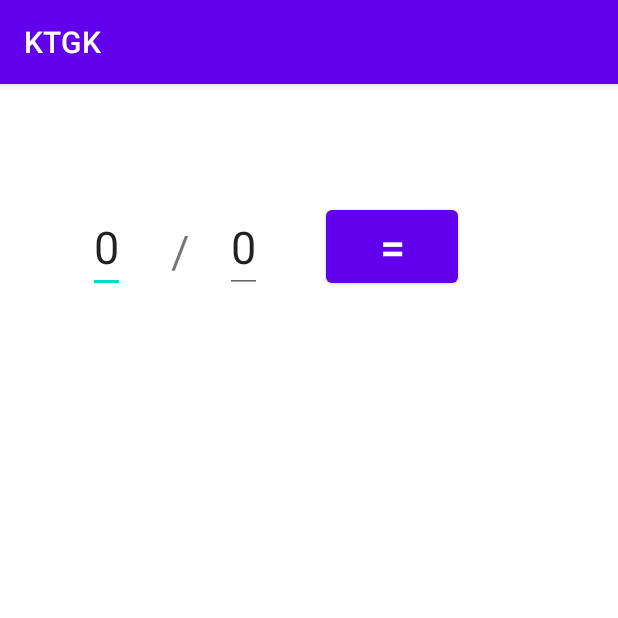
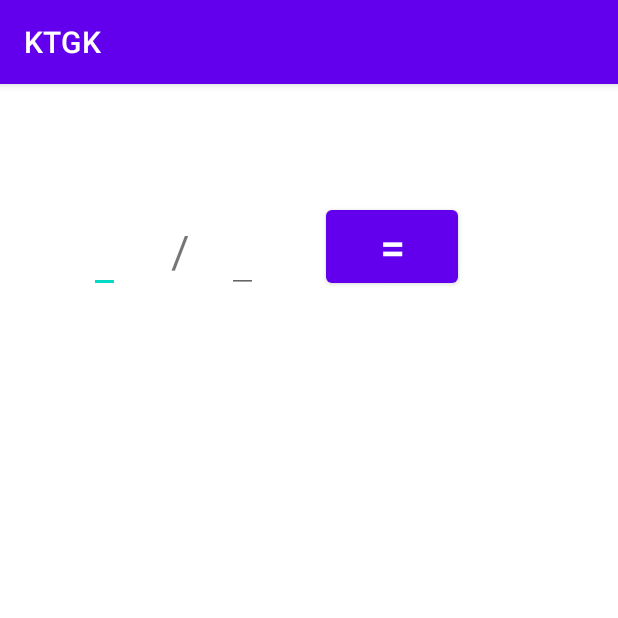
Before and after one commit to ntpt/CNDD, an Android app: the screen it shows after launch (MainActivity), on a phone screen of 412 x 824 dp, the top half of it. Run offline under Robolectric (Android 15) with nearby library versions, the phone set to English and light mode, and no system bars.

Commit message:
toast ktgk

```diff
--- a/KTGK/app/src/main/java/com/example/ktgk/MainActivity.java
+++ b/KTGK/app/src/main/java/com/example/ktgk/MainActivity.java
@@ -23,8 +23,8 @@ public class MainActivity extends AppCompatActivity {
     private Button equal;
 
     private ListView result;
-    private ArrayList<Float> arrayList;
-    private ArrayAdapter<Float> arrayAdapter;
+    private ArrayList<String> arrayList;
+    private ArrayAdapter<String> arrayAdapter;
 
 
     @Override
@@ -34,7 +34,7 @@ public class MainActivity extends AppCompatActivity {
         number1 = (EditText) findViewById(R.id.et_num1);
         number2 = (EditText) findViewById(R.id.et_num2);
         equal = (Button) findViewById(R.id.btn_equal);
-        arrayList = new ArrayList<Float>();
+        arrayList = new ArrayList<String>();
         result = (ListView) findViewById((R.id.lvAnswer));
         arrayAdapter = new ArrayAdapter<>(this, android.R.layout.simple_list_item_1, arrayList);
         result.setAdapter(arrayAdapter);
@@ -42,19 +42,39 @@ public class MainActivity extends AppCompatActivity {
         equal.setOnClickListener(new View.OnClickListener() {
             @Override
             public void onClick(View view) {
-                float num1 = Float.parseFloat(number1.getText().toString());
-                float num2 = Float.parseFloat(number2.getText().toString());
+//                Toast toast = new Toast(getApplicationContext());
+//                try{
+//
+//                    float num1 = Float.parseFloat(number1.getText().toString());
+//                    float num2 = Float.parseFloat(number2.getText().toString());
+//                    float div = num1/num2;
+//                    arrayList.add(div);
+//                    arrayAdapter.notifyDataSetChanged();
+//                }
+//                catch (RuntimeException e){
+//                    toast.makeText(getBaseContext(), "Input field is empty", toast.LENGTH_SHORT).show();
+//                }
+
+
+
+
                 Toast toast = new Toast(getApplicationContext());
-                toast.setGravity(Gravity.TOP|Gravity.LEFT, 0, 0);
-                if(number1.getText().toString()==null || number2.getText().toString()==null ){
+                if(number1.getText().toString().isEmpty() || number2.getText().toString().isEmpty() ){
                     toast.makeText(getBaseContext(), "Input field is empty", toast.LENGTH_SHORT).show();
-                }else{
-                     num1 = Float.parseFloat(number1.getText().toString());
-                     num2 = Float.parseFloat(number2.getText().toString());
                 }
-                float div = num1/num2;
-                arrayList.add(div);
-                arrayAdapter.notifyDataSetChanged();
+                else {
+                    if (number1.getText().toString().matches("[a-zA-Z]+") ||
+                            number2.getText().toString().matches("[a-zA-Z]+")) {
+                        toast.makeText(getBaseContext(), "input cannot be text", toast.LENGTH_SHORT).show();
+                    } else {
+                        float num1 = Float.parseFloat(number1.getText().toString());
+                        float num2 = Float.parseFloat(number2.getText().toString());
+                        float div = num1 / num2;
+                        arrayList.add(num1 + "/" + num2 + "=" +div);
+                        arrayAdapter.notifyDataSetChanged();
+                    }
+                }
+
 
             }
         });
--- a/KTGK/app/src/main/res/layout/activity_main.xml
+++ b/KTGK/app/src/main/res/layout/activity_main.xml
@@ -11,7 +11,7 @@
         android:id="@+id/et_num1"
         android:layout_width="wrap_content"
         android:layout_height="wrap_content"
-        android:text="0"
+
         android:textSize="30sp"
         app:layout_constraintBottom_toBottomOf="parent"
         app:layout_constraintEnd_toEndOf="parent"
@@ -38,7 +38,7 @@
         android:id="@+id/et_num2"
         android:layout_width="wrap_content"
         android:layout_height="wrap_content"
-        android:text="0"
+
         android:textSize="30sp"
         app:layout_constraintBottom_toBottomOf="parent"
         app:layout_constraintEnd_toEndOf="parent"
@@ -63,15 +63,16 @@
 
     <ListView
         android:id="@+id/lvAnswer"
-        android:layout_width="match_parent"
-        android:layout_height="match_parent"
-        tools:layout_editor_absoluteX="-16dp"
-        tools:layout_editor_absoluteY="-142dp">
+        android:layout_width="400dp"
+        android:layout_height="325dp"
+        android:layout_marginStart="4dp"
+        app:layout_constraintBottom_toBottomOf="parent"
+        app:layout_constraintStart_toStartOf="parent"
+        app:layout_constraintTop_toTopOf="parent"
+        app:layout_constraintVertical_bias="0.96">
 
 
     </ListView>
 
 
-
-
 </androidx.constraintlayout.widget.ConstraintLayout>
```
